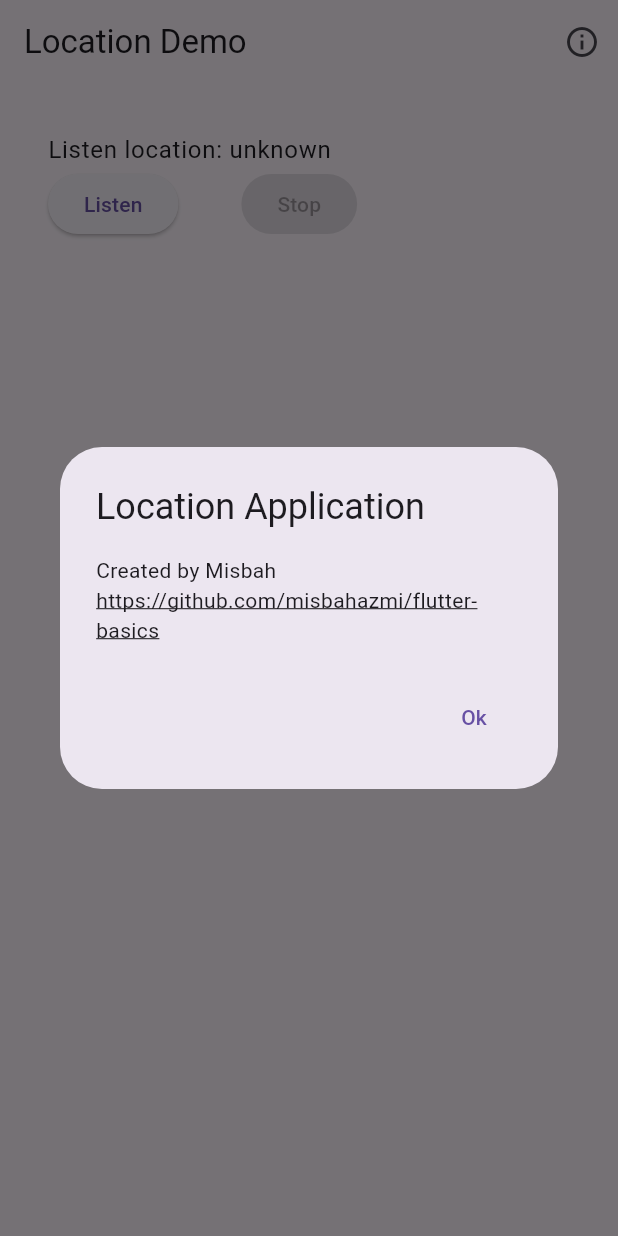
After one commit to misbahazmi/flutter-basics, a Flutter app: the screen it shows after launch, after a tap on the "info outline" icon, on a phone screen of 412 x 824 dp. The commit adds this screen. Run offline on Flutter 3.47's test engine with Material 3 defaults, Android fonts, the phone set to English and light mode, and no system bars; our stand-ins replace google_fonts, location, shared_preferences.

Commit message:
Location Package

```diff
--- /dev/null
+++ b/lib/locations/location_example.dart
@@ -0,0 +1,143 @@
+import 'dart:async';
+
+import 'package:flutter/material.dart';
+import 'package:flutter/services.dart';
+import 'package:location/location.dart';
+import 'package:url_launcher/url_launcher.dart';
+
+class LocationExample extends StatefulWidget {
+  const LocationExample({super.key});
+
+  @override
+  State<LocationExample> createState() => _LocationExampleState();
+}
+
+class _LocationExampleState extends State<LocationExample> {
+  final String _url = 'https://github.com/misbahazmi/flutter-basics';
+
+  final Location location = Location();
+
+  Future<void> _showInfoDialog() {
+    return showDialog<void>(
+      context: context,
+      builder: (context) {
+        return AlertDialog(
+          title: const Text('Location Application'),
+          content: SingleChildScrollView(
+            child: ListBody(
+              children: <Widget>[
+                const Text('Created by Misbah'),
+                InkWell(
+                  child: Text(
+                    _url,
+                    style: const TextStyle(
+                      decoration: TextDecoration.underline,
+                    ),
+                  ),
+                  onTap: () => launchUrl(Uri.parse(_url)),
+                ),
+              ],
+            ),
+          ),
+          actions: <Widget>[
+            TextButton(
+              child: const Text('Ok'),
+              onPressed: () {
+                Navigator.of(context).pop();
+              },
+            ),
+          ],
+        );
+      },
+    );
+  }
+
+  LocationData? _location;
+  StreamSubscription<LocationData>? _locationSubscription;
+  String? _error;
+
+  Future<void> _listenLocation() async {
+    _locationSubscription =
+        location.onLocationChanged.handleError((dynamic err) {
+      if (err is PlatformException) {
+        setState(() {
+          _error = err.code;
+        });
+      }
+      _locationSubscription?.cancel();
+      setState(() {
+        _locationSubscription = null;
+      });
+    }).listen((currentLocation) {
+      setState(() {
+        _error = null;
+
+        _location = currentLocation;
+      });
+    });
+    setState(() {});
+  }
+
+  Future<void> _stopListen() async {
+    await _locationSubscription?.cancel();
+    setState(() {
+      _locationSubscription = null;
+    });
+  }
+
+  @override
+  void dispose() {
+    _locationSubscription?.cancel();
+    setState(() {
+      _locationSubscription = null;
+    });
+    super.dispose();
+  }
+
+  @override
+  Widget build(BuildContext context) {
+    return Scaffold(
+      appBar: AppBar(
+        title: const Text('Location Demo'),
+        actions: <Widget>[
+          IconButton(
+            icon: const Icon(Icons.info_outline),
+            onPressed: _showInfoDialog,
+          ),
+        ],
+      ),
+      body: SingleChildScrollView(
+        child: Container(
+          padding: const EdgeInsets.all(32),
+          child: Column(
+            crossAxisAlignment: CrossAxisAlignment.start,
+            children: <Widget>[
+              Text(
+                'Listen location: ${_error ?? '${_location ?? "unknown"}'}',
+                style: Theme.of(context).textTheme.bodyLarge,
+              ),
+              Row(
+                children: <Widget>[
+                  Container(
+                    margin: const EdgeInsets.only(right: 42),
+                    child: ElevatedButton(
+                      onPressed: _locationSubscription == null
+                          ? _listenLocation
+                          : null,
+                      child: const Text('Listen'),
+                    ),
+                  ),
+                  ElevatedButton(
+                    onPressed:
+                        _locationSubscription != null ? _stopListen : null,
+                    child: const Text('Stop'),
+                  ),
+                ],
+              ),
+            ],
+          ),
+        ),
+      ),
+    );
+  }
+}
--- /dev/null
+++ b/lib/locations/location_service.dart
@@ -0,0 +1,25 @@
+import 'package:location/location.dart';
+
+class LocationService {
+  Location location = Location();
+
+  Future<bool> requestPermission() async {
+    final permission = await location.requestPermission();
+    return permission == PermissionStatus.granted;
+  }
+
+  Future<LocationData> getCurrentLocation() async {
+    final serviceEnabled = await location.serviceEnabled();
+    if (!serviceEnabled) {
+      final result = location.requestService;
+      if (result == true) {
+        print('Service has been enabled');
+      } else {
+        throw Exception('GPS service not enabled');
+      }
+    }
+    final locationData = await location.getLocation();
+
+    return locationData;
+  }
+}
--- a/lib/main.dart
+++ b/lib/main.dart
@@ -1,5 +1,6 @@
 import 'package:first_app/dice.dart';
 import 'package:first_app/expense_manager/expenses.dart';
+import 'package:first_app/locations/location_example.dart';
 import 'package:first_app/quiz/quiz.dart';
 import 'package:flutter/material.dart';
 
@@ -8,7 +9,7 @@ void main() {
     MaterialApp(
       debugShowCheckedModeBanner: false,
       theme: ThemeData(useMaterial3: true),
-      home: const Expenses(),
+      home: const LocationExample(),
     ),
   );
 
--- a/pubspec.yaml
+++ b/pubspec.yaml
@@ -39,6 +39,8 @@ dependencies:
   uuid: ^4.4.2
   intl: ^0.19.0
   shared_preferences: ^2.2.3
+  location: ^5.0.3
+  url_launcher: ^6.3.0
 
 dev_dependencies:
   flutter_test:
```
Also changed, not shown: lib/expense_manager/widgets/add_expense.dart (+24 -19 lines), pubspec.lock, 6 other files.
